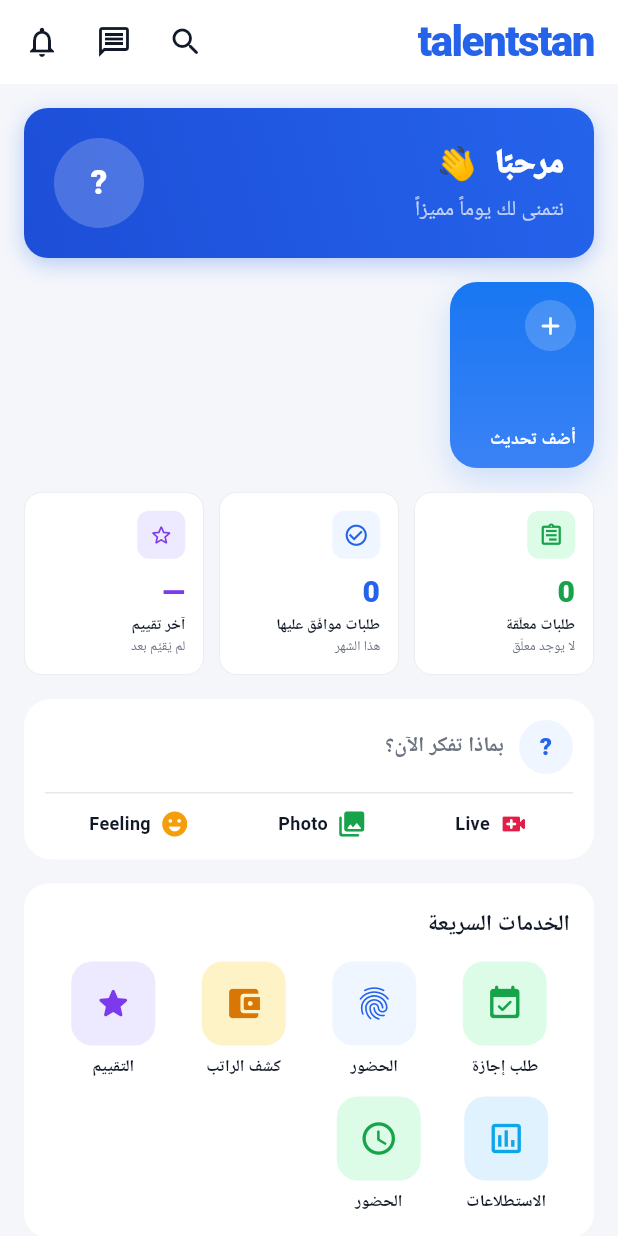
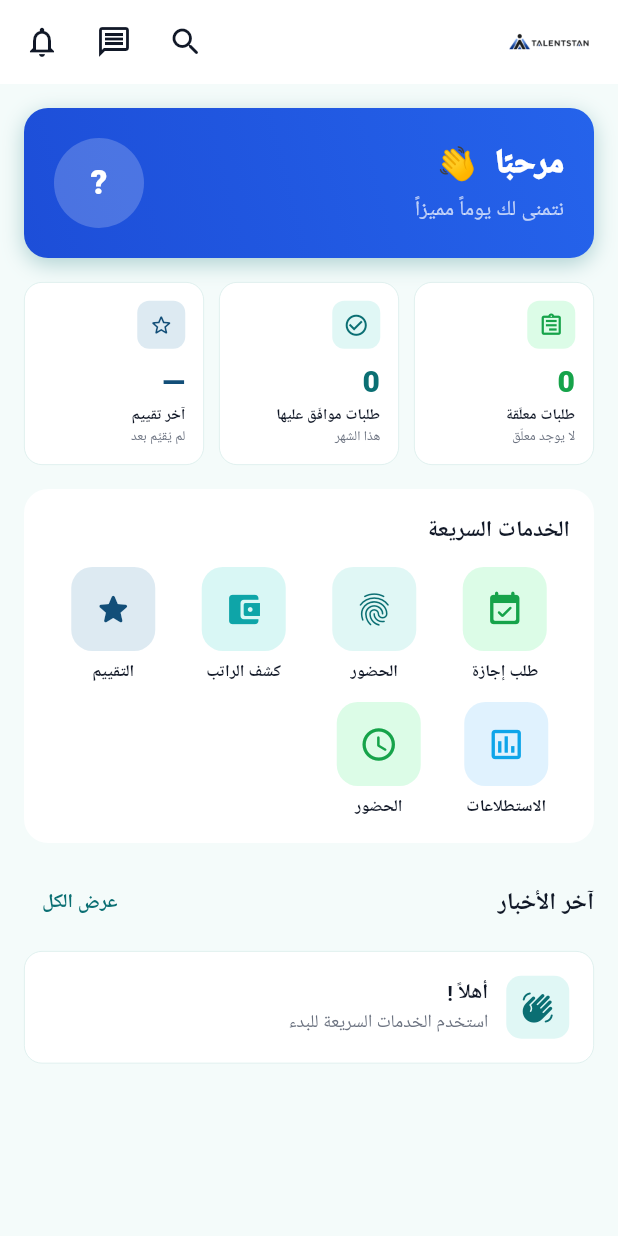
Before and after one commit to MostafaShehab2000/talentstan-, a Flutter app: the _HomeTab screen opened directly, on a phone screen of 412 x 824 dp. Run offline on Flutter 3.47's test engine with Material 3 defaults, Android fonts, the phone set to English and light mode, and no system bars; our stand-ins replace dio, firebase_core, firebase_messaging, flutter_local_notifications, flutter_secure_storage, socket_io_client; accounts and stored records are empty; network calls fail; Roboto replaces fonts that are missing (Cairo).

Commit message:
feat: rebrand mobile app - teal theme, logo on login/home/splash
- theme: switch primary from blue (#2563EB) to teal (#0B6F73)
- main: splash background to mint white (#F7FCFB)
- login: replace icon box with logo.png image
- home: replace text title with logo_icon.png in AppBar
- home: remove StoryStrip and ComposerCard sections

Co-Authored-By: Claude Sonnet 4.6 <noreply@anthropic.com>

```diff
--- a/apps/mobile_employee/lib/core/theme.dart
+++ b/apps/mobile_employee/lib/core/theme.dart
@@ -1,20 +1,20 @@
 import 'package:flutter/material.dart';
 
-const kPrimary      = Color(0xFF2563EB);
-const kPrimaryDark  = Color(0xFF1D4ED8);
-const kPrimaryLight = Color(0xFFEFF6FF);
-const kSurface      = Color(0xFFF4F6FA);
-const kBorder       = Color(0xFFE5E7EB);
+const kPrimary      = Color(0xFF0B6F73);
+const kPrimaryDark  = Color(0xFF083F52);
+const kPrimaryLight = Color(0xFFE0F7F5);
+const kSurface      = Color(0xFFF4FBFA);
+const kBorder       = Color(0xFFD8ECEA);
 const kText         = Color(0xFF111827);
 const kTextSub      = Color(0xFF6B7280);
 const kSuccess      = Color(0xFF16A34A);
 const kSuccessLight = Color(0xFFDCFCE7);
-const kWarning      = Color(0xFFD97706);
-const kWarningLight = Color(0xFFFEF3C7);
+const kWarning      = Color(0xFF0EA5A8);
+const kWarningLight = Color(0xFFD9F7F5);
 const kDanger       = Color(0xFFDC2626);
 const kDangerLight  = Color(0xFFFEE2E2);
-const kPurple       = Color(0xFF7C3AED);
-const kPurpleLight  = Color(0xFFEDE9FE);
+const kPurple       = Color(0xFF124E78);
+const kPurpleLight  = Color(0xFFDDEAF2);
 
 ThemeData buildTheme({bool dark = false}) {
   if (dark) return _darkTheme();
@@ -28,7 +28,7 @@ ThemeData _lightTheme() => ThemeData(
   scaffoldBackgroundColor: kSurface,
   fontFamily: 'Cairo',
   appBarTheme: const AppBarTheme(
-    backgroundColor: Colors.white,
+    backgroundColor: const Color(0xFFF7FCFB),
     foregroundColor: kText,
     elevation: 0,
     scrolledUnderElevation: 0.5,
@@ -52,7 +52,7 @@ ThemeData _lightTheme() => ThemeData(
     textStyle: const TextStyle(fontSize: 15, fontWeight: FontWeight.w700, fontFamily: 'Cairo'),
   )),
   bottomNavigationBarTheme: const BottomNavigationBarThemeData(
-    backgroundColor: Colors.white, selectedItemColor: kPrimary, unselectedItemColor: kTextSub,
+    backgroundColor: const Color(0xFFF7FCFB), selectedItemColor: kPrimary, unselectedItemColor: kTextSub,
     type: BottomNavigationBarType.fixed, elevation: 0,
     showSelectedLabels: true, showUnselectedLabels: true,
     selectedLabelStyle: TextStyle(fontSize: 10, fontWeight: FontWeight.w700, fontFamily: 'Cairo'),
@@ -97,7 +97,7 @@ ThemeData _darkTheme() => ThemeData(
     textStyle: const TextStyle(fontSize: 15, fontWeight: FontWeight.w700, fontFamily: 'Cairo'),
   )),
   bottomNavigationBarTheme: const BottomNavigationBarThemeData(
-    backgroundColor: Color(0xFF1A1D27), selectedItemColor: kPrimary, unselectedItemColor: Color(0xFF6B7280),
+    backgroundColor: Color(0xFF081F27), selectedItemColor: Color(0xFF19A6A6), unselectedItemColor: Color(0xFF8CA2A8),
     type: BottomNavigationBarType.fixed, elevation: 0,
     showSelectedLabels: true, showUnselectedLabels: true,
     selectedLabelStyle: TextStyle(fontSize: 10, fontWeight: FontWeight.w700, fontFamily: 'Cairo'),
--- a/apps/mobile_employee/lib/main.dart
+++ b/apps/mobile_employee/lib/main.dart
@@ -80,7 +80,7 @@ class _RootState extends State<_Root> {
   Widget build(BuildContext context) {
     if (!_initialized) {
       return const Scaffold(
-        backgroundColor: Colors.white,
+        backgroundColor: Color(0xFFF7FCFB),
         body: Center(
           child: Column(
             mainAxisSize: MainAxisSize.min,
--- a/apps/mobile_employee/lib/screens/home/home_screen.dart
+++ b/apps/mobile_employee/lib/screens/home/home_screen.dart
@@ -254,16 +254,12 @@ class _HomeTabState extends State<_HomeTab> {
                 children: [
                   _GreetingCard(user: user, profile: _profile),
                   const SizedBox(height: 16),
-                  _StoryStrip(items: _announcements),
-                  const SizedBox(height: 16),
                   _DashboardWidgets(
                     loading: _loading,
                     announcements: _announcements,
                     appraisals: _appraisals,
                     pendingRequests: _pendingRequests,
                   ),
-                  const SizedBox(height: 16),
-                  _ComposerCard(user: user),
                   const SizedBox(height: 16),
                   _QuickActions(profile: _profile),
                   const SizedBox(height: 16),
@@ -435,15 +431,7 @@ class _HomeAppBar extends StatelessWidget {
     scrolledUnderElevation: 0.8,
     shadowColor: const Color(0x18000000),
     titleSpacing: 16,
-    title: const Text(
-      'talentstan',
-      style: TextStyle(
-        color: kPrimary,
-        fontSize: 28,
-        fontWeight: FontWeight.w900,
-        letterSpacing: -1,
-      ),
-    ),
+    title: Image.asset('assets/images/logo_icon.png', height: 30),
     actions: [
       _AppBarBtn(icon: Icons.search_rounded, onTap: () {}),
       _AppBarBtn(icon: Icons.message_outlined, onTap: () {}),
```
Also changed, not shown: apps/mobile_employee/lib/screens/auth/login_screen.dart (+2 -31 lines).
